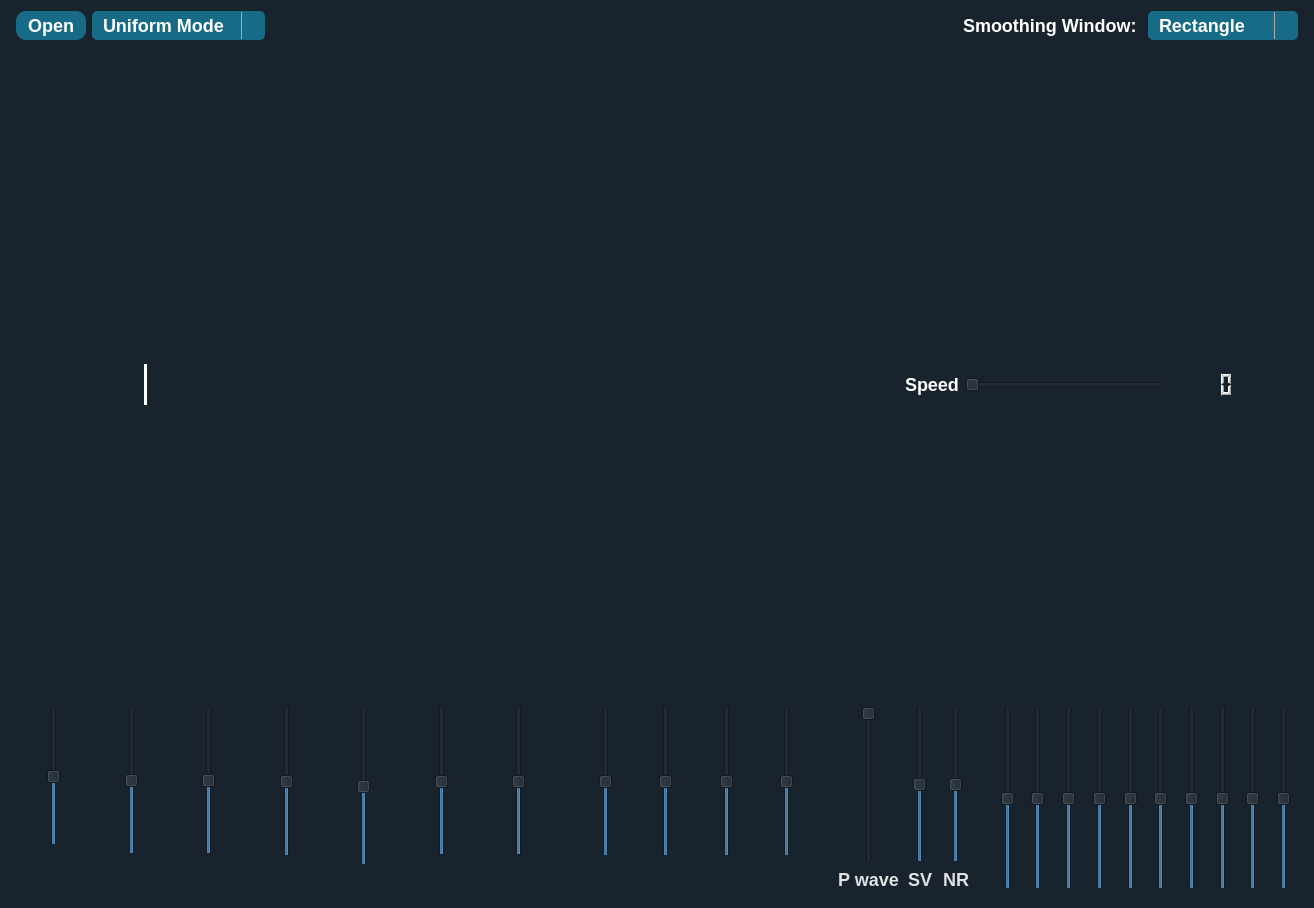
Old version of the form main.ui in the repository omarshaban02/Equalizer.
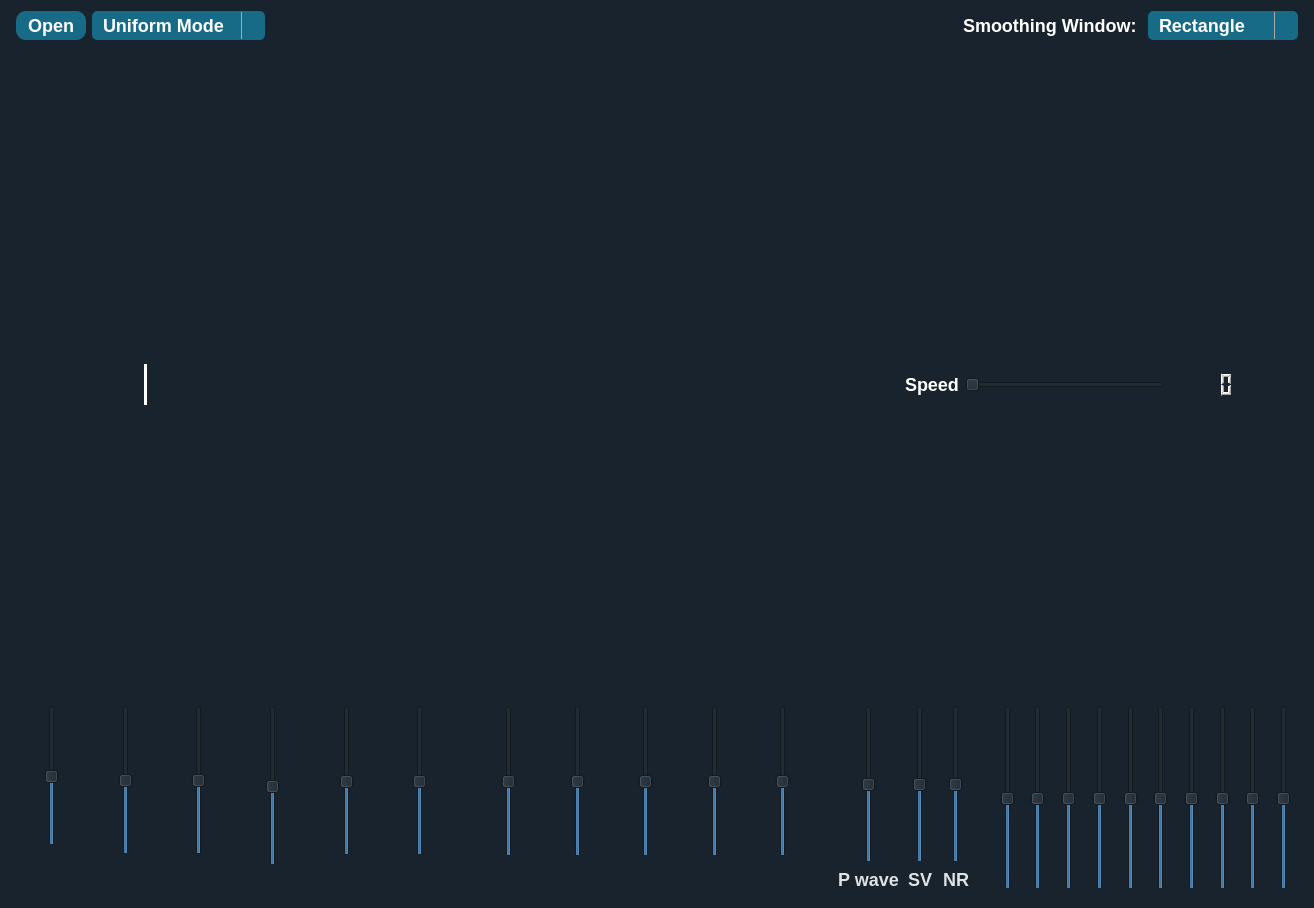
New version of the form. Icons and pictures are not drawn.

```diff
--- a/main.ui
+++ b/main.ui
@@ -1347,97 +1347,6 @@
             </item>
            </layout>
           </item>
-          <item>
-           <layout class="QVBoxLayout" name="verticalLayout_5">
-            <property name="spacing">
-             <number>12</number>
-            </property>
-            <item>
-             <layout class="QHBoxLayout" name="horizontalLayout_6">
-              <item>
-               <spacer name="horizontalSpacer_2">
-                <property name="orientation">
-                 <enum>Qt::Horizontal</enum>
-                </property>
-                <property name="sizeHint" stdset="0">
-                 <size>
-                  <width>40</width>
-                  <height>20</height>
-                 </size>
-                </property>
-               </spacer>
-              </item>
-              <item>
-               <widget class="QSlider" name="goat_slider">
-                <property name="cursor">
-                 <cursorShape>OpenHandCursor</cursorShape>
-                </property>
-                <property name="minimum">
-                 <number>-10</number>
-                </property>
-                <property name="maximum">
-                 <number>10</number>
-                </property>
-                <property name="singleStep">
-                 <number>10</number>
-                </property>
-                <property name="pageStep">
-                 <number>10</number>
-                </property>
-                <property name="value">
-                 <number>0</number>
-                </property>
-                <property name="sliderPosition">
-                 <number>0</number>
-                </property>
-                <property name="orientation">
-                 <enum>Qt::Vertical</enum>
-                </property>
-               </widget>
-              </item>
-              <item>
-               <spacer name="horizontalSpacer_3">
-                <property name="orientation">
-                 <enum>Qt::Horizontal</enum>
-                </property>
-                <property name="sizeHint" stdset="0">
-                 <size>
-                  <width>40</width>
-                  <height>20</height>
-                 </size>
-                </property>
-               </spacer>
-              </item>
-             </layout>
-            </item>
-            <item>
-             <widget class="QPushButton" name="pushButton_4">
-              <property name="enabled">
-               <bool>false</bool>
-              </property>
-              <property name="text">
-               <string/>
-              </property>
-              <property name="icon">
-               <iconset resource="res.qrc">
-                <normaloff>:/icons/icons/goat.png</normaloff>:/icons/icons/goat.png</iconset>
-              </property>
-              <property name="iconSize">
-               <size>
-                <width>40</width>
-                <height>40</height>
-               </size>
-              </property>
-              <property name="checkable">
-               <bool>false</bool>
-              </property>
-              <property name="flat">
-               <bool>true</bool>
-              </property>
-             </widget>
-            </item>
-           </layout>
-          </item>
           <item>
            <layout class="QVBoxLayout" name="verticalLayout_6">
             <property name="spacing">
@@ -1749,7 +1658,7 @@
          <property name="frameShadow">
           <enum>QFrame::Raised</enum>
          </property>
-         <layout class="QHBoxLayout" name="horizontalLayout_19">
+         <layout class="QHBoxLayout" name="horizontalLayout_6">
           <item>
            <layout class="QVBoxLayout" name="verticalLayout_12">
             <property name="spacing">
@@ -1926,6 +1835,94 @@
             </item>
            </layout>
           </item>
+          <item>
+           <layout class="QVBoxLayout" name="verticalLayout_16">
+            <property name="spacing">
+             <number>12</number>
+            </property>
+            <item>
+             <layout class="QHBoxLayout" name="horizontalLayout_19">
+              <item>
+               <spacer name="horizontalSpacer_27">
+                <property name="orientation">
+                 <enum>Qt::Horizontal</enum>
+                </property>
+                <property name="sizeHint" stdset="0">
+                 <size>
+                  <width>40</width>
+                  <height>20</height>
+                 </size>
+                </property>
+               </spacer>
+              </item>
+              <item>
+               <widget class="QSlider" name="violin_slider">
+                <property name="cursor">
+                 <cursorShape>OpenHandCursor</cursorShape>
+                </property>
+                <property name="minimum">
+                 <number>-10</number>
+                </property>
+                <property name="maximum">
+                 <number>10</number>
+                </property>
+                <property name="singleStep">
+                 <number>10</number>
+                </property>
+                <property name="pageStep">
+                 <number>10</number>
+                </property>
+                <property name="value">
+                 <number>0</number>
+                </property>
+                <property name="sliderPosition">
+                 <number>0</number>
+                </property>
+                <property name="orientation">
+                 <enum>Qt::Vertical</enum>
+                </property>
+               </widget>
+              </item>
+              <item>
+               <spacer name="horizontalSpacer_28">
+                <property name="orientation">
+                 <enum>Qt::Horizontal</enum>
+                </property>
+                <property name="sizeHint" stdset="0">
+                 <size>
+                  <width>40</width>
+                  <height>20</height>
+                 </size>
+                </property>
+               </spacer>
+              </item>
+             </layout>
+            </item>
+            <item>
+             <widget class="QPushButton" name="pushButton_12">
+              <property name="enabled">
+               <bool>false</bool>
+              </property>
+              <property name="text">
+               <string/>
+              </property>
+              <property name="icon">
+               <iconset resource="res.qrc">
+                <normaloff>:/icons/icons/violin.png</normaloff>:/icons/icons/violin.png</iconset>
+              </property>
+              <property name="iconSize">
+               <size>
+                <width>40</width>
+                <height>40</height>
+               </size>
+              </property>
+              <property name="flat">
+               <bool>true</bool>
+              </property>
+             </widget>
+            </item>
+           </layout>
+          </item>
           <item>
            <layout class="QVBoxLayout" name="verticalLayout_10">
             <property name="spacing">
@@ -2152,10 +2149,10 @@
                  <cursorShape>OpenHandCursor</cursorShape>
                 </property>
                 <property name="minimum">
-                 <number>1</number>
+                 <number>-10</number>
                 </property>
                 <property name="maximum">
-                 <number>500</number>
+                 <number>10</number>
                 </property>
                 <property name="singleStep">
                  <number>10</number>
@@ -2164,10 +2161,10 @@
                  <number>10</number>
                 </property>
                 <property name="value">
-                 <number>1</number>
+                 <number>0</number>
                 </property>
                 <property name="sliderPosition">
-                 <number>1</number>
+                 <number>0</number>
                 </property>
                 <property name="tracking">
                  <bool>true</bool>
@@ -2176,7 +2173,7 @@
                  <enum>Qt::Vertical</enum>
                 </property>
                 <property name="invertedAppearance">
-                 <bool>true</bool>
+                 <bool>false</bool>
                 </property>
                </widget>
               </item>
```
Left out of the diff: 25 changed lines with no effect on the pictures.
